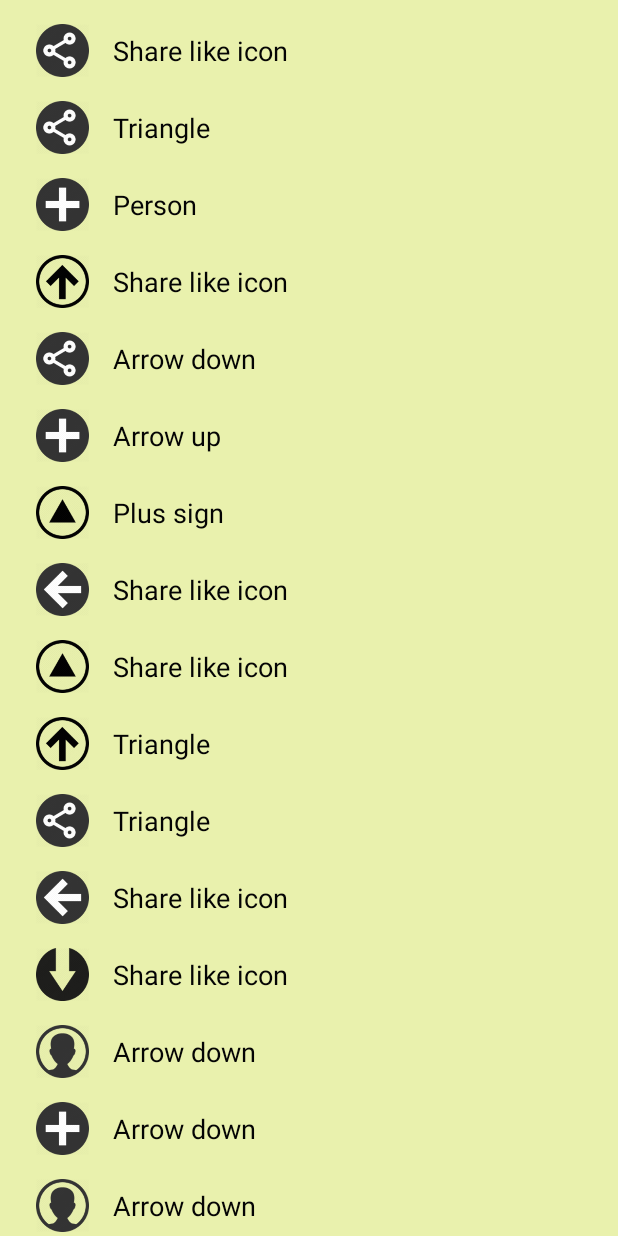
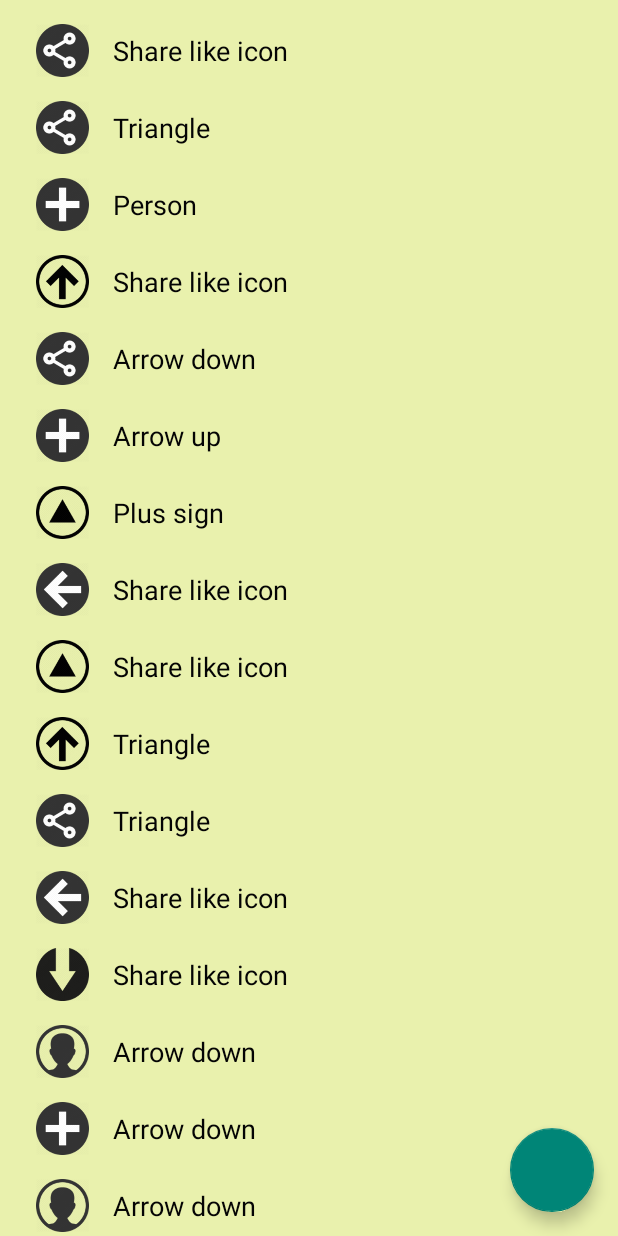
Before and after one commit to OrdonTeam/Mobilization2015, an Android app: the screen it shows after launch (HomeActivity), after a tap on "UNDO", on a phone screen of 412 x 824 dp. Run offline under Robolectric (Android 15) with nearby library versions, the phone set to English and light mode, and no system bars.

Commit message:
FloatingActionButton

```diff
--- a/mobile/src/main/res/layout/first_fragment.xml
+++ b/mobile/src/main/res/layout/first_fragment.xml
@@ -10,4 +10,10 @@
         android:layout_height="match_parent"
         android:clipToPadding="false"
         android:padding="8dp"/>
+
+    <android.support.design.widget.FloatingActionButton
+        android:layout_width="wrap_content"
+        android:layout_height="wrap_content"
+        android:layout_gravity="bottom|right"
+        android:layout_margin="16dp"/>
 </FrameLayout>
```
